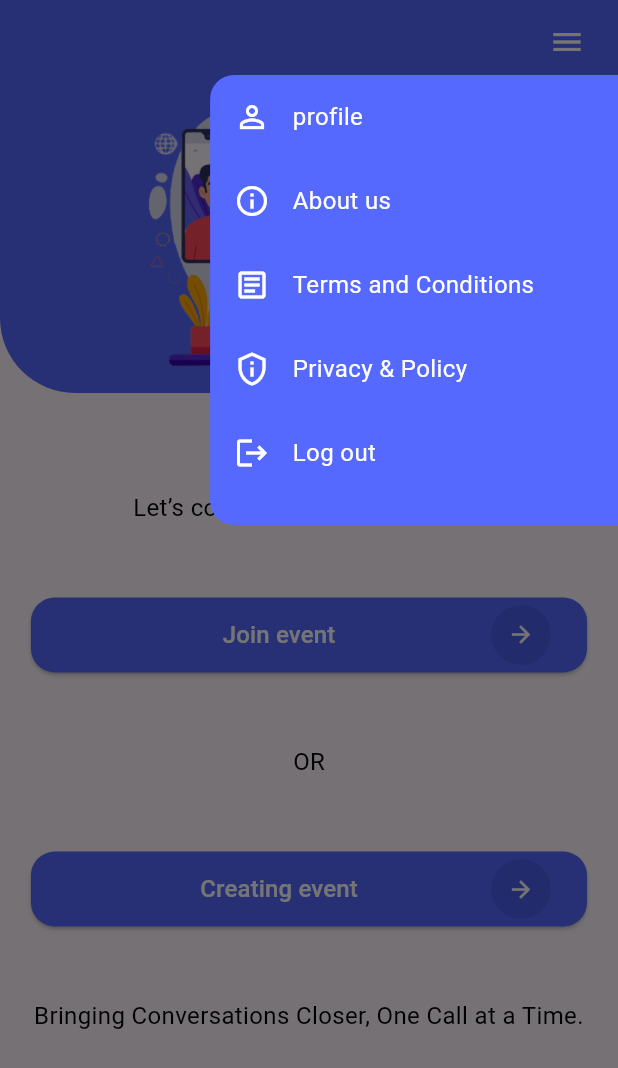
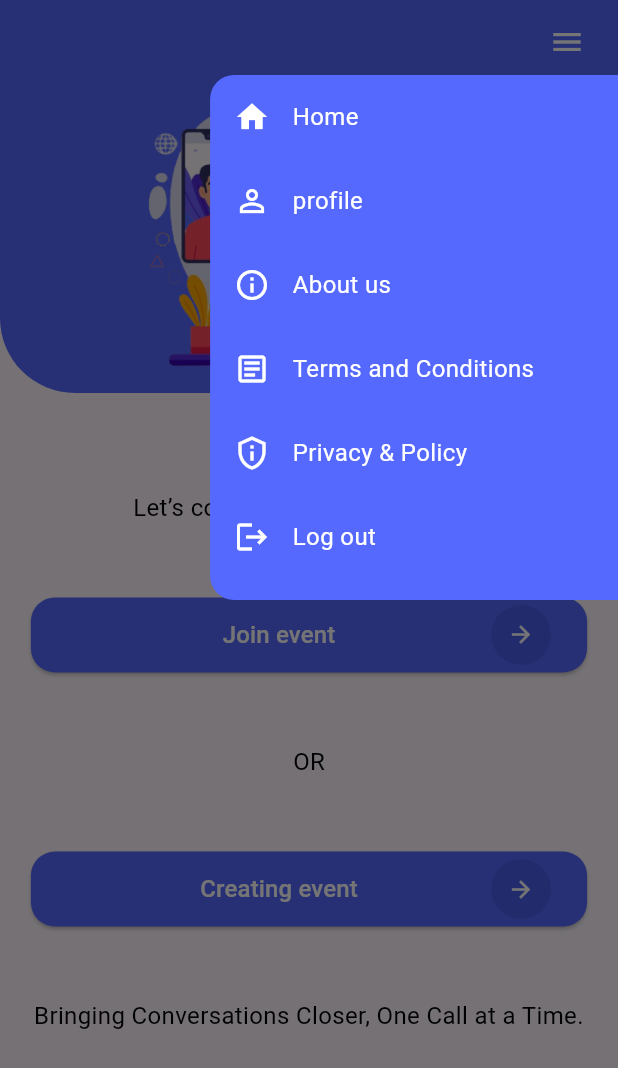
Before and after one commit to shisath/winngoo, a Flutter app: the HomeScreen screen opened by its route, with the side drawer open, on a phone screen of 412 x 824 dp. Shown: the top 1068 px of the screen. Run offline on Flutter 3.47's test engine with Material 3 defaults, Android fonts, the phone set to English and light mode, and no system bars; our stand-ins replace get, get_storage, image_picker, pin_code_fields, velocity_x; accounts and stored records are empty; network calls fail.

Commit message:
set  home screen in drawer

```diff
--- a/lib/common_file/winngoo_widgets/winngoo_drawer.dart
+++ b/lib/common_file/winngoo_widgets/winngoo_drawer.dart
@@ -1,6 +1,7 @@
 import 'package:flutter/material.dart';
 import 'package:get/get.dart';
 import 'package:winggoo/common_file/functions.dart';
+import 'package:winggoo/common_file/getXcontroller.dart';
 import 'package:winggoo/common_file/winngoo_widgets/winngoo_dialogBox.dart';
 import 'package:winggoo/common_file/winngoo_widgets/winngoo_text.dart';
 
@@ -19,13 +20,21 @@ class _CustomeDrawerState extends State<CustomeDrawer> {
       child: Padding(
         padding: const EdgeInsets.only(top: 50),
         child: SizedBox(
-          height: 300,
+          height: 350,
           child: Drawer(
             width: MediaQuery.sizeOf(context).width * 0.66,
             backgroundColor: primaryColor,
             child: Column(
               mainAxisAlignment: MainAxisAlignment.start,
               children: [
+                iconButton(
+                    onpress: () async {
+                      await addEventController.eventListApi();
+                      Get.back();
+                      Get.toNamed("/addEventScreen");
+                    },
+                    icon: Icons.home,
+                    title: "Home"),
                 iconButton(
                     onpress: () {
                       Get.back();
```
